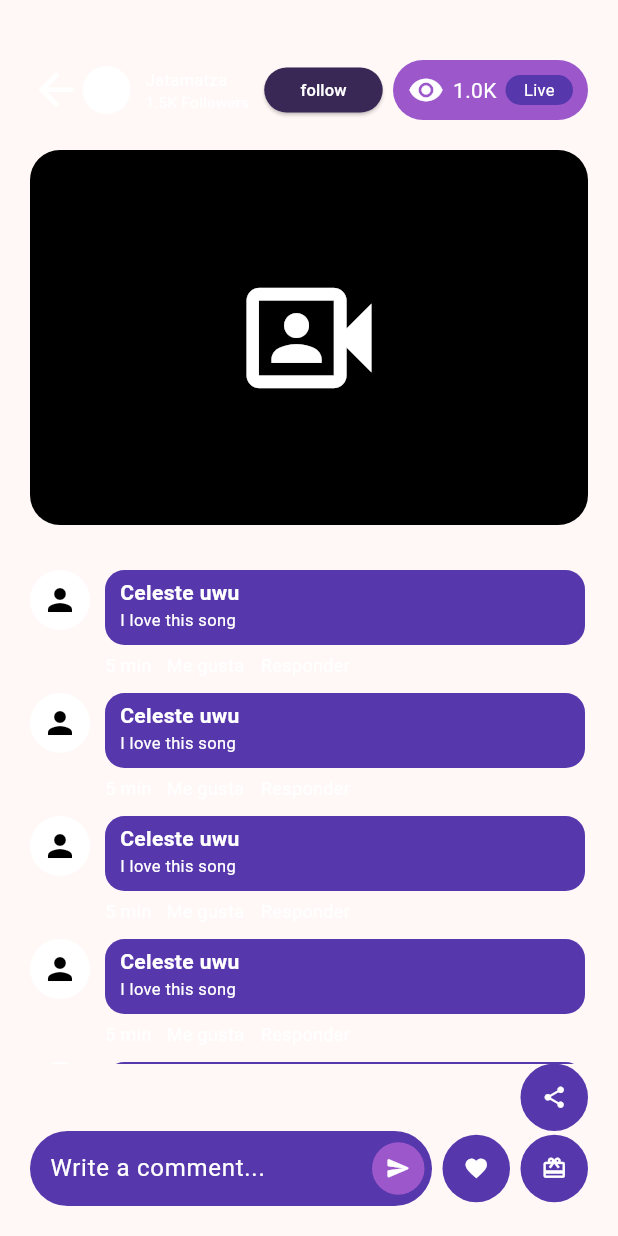
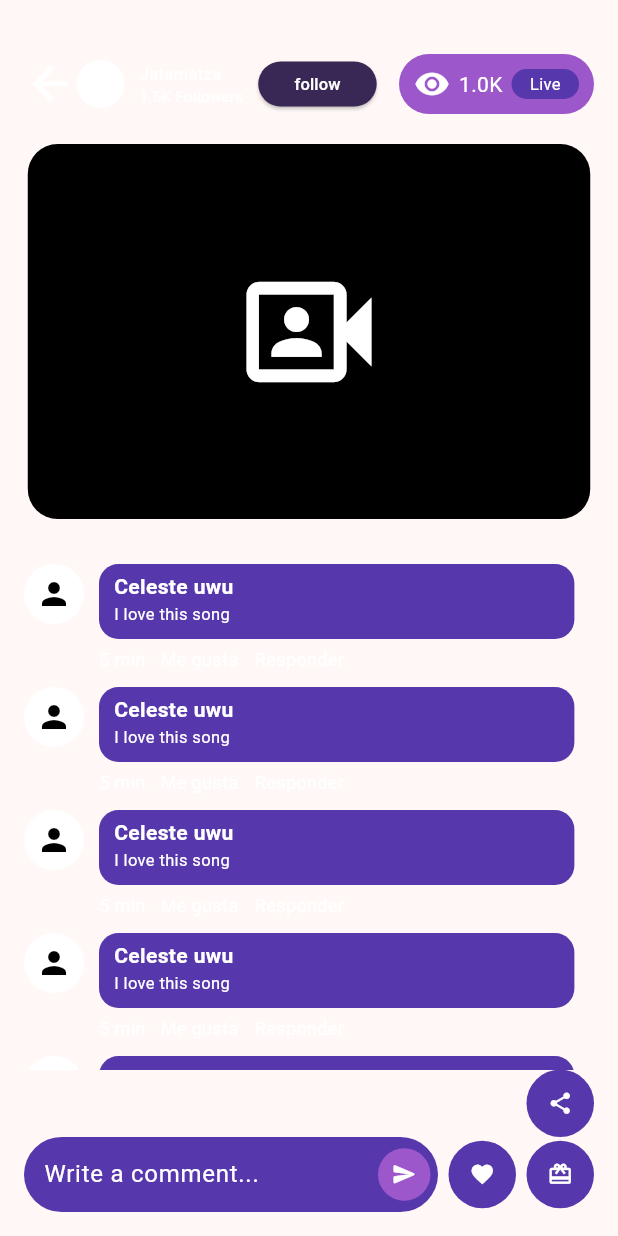
Before and after one commit to EpsyUwU/fifth_essence, a Flutter app: the screen it shows after launch, on a phone screen of 412 x 824 dp. Run offline on Flutter 3.47's test engine with Material 3 defaults, Android fonts, the light colour scheme and no system bars; our stand-ins replace intl_phone_number_input, pin_code_fields.

Commit message:
create ScreenProperties class that allows acces to the Screen size

```diff
--- /dev/null
+++ b/lib/display/consts/ScreenProperties.dart
@@ -0,0 +1,7 @@
+import 'package:flutter/cupertino.dart';
+
+class ScreenProperties {
+  static getScreenSize(BuildContext context) {
+    return MediaQuery.of(context).size;
+  }
+}
--- a/lib/display/screens/streams/stream_view.dart
+++ b/lib/display/screens/streams/stream_view.dart
@@ -14,7 +14,7 @@ class StreamView extends StatelessWidget {
   Widget build(BuildContext context) {
     return Scaffold(
       body: Padding(
-        padding: const EdgeInsets.all(20),
+        padding: const EdgeInsets.all(16),
         child: Column(
           children: [
             const SizedBox(height: 20,),
@@ -86,7 +86,7 @@ class StreamView extends StatelessWidget {
                             comment: "I love this song"
                         ),
                         CustomComment(
-                            username: "Celeste uwu",
+                            username: "Celeste uwu ",
                             comment: "I love this song"
                         ),
                         CustomComment(
--- a/lib/display/widgets/custom_comment.dart
+++ b/lib/display/widgets/custom_comment.dart
@@ -1,3 +1,4 @@
+import 'package:fifth_essence/display/consts/ScreenProperties.dart';
 import 'package:flutter/material.dart';
 
 class CustomComment extends StatelessWidget {
@@ -34,7 +35,7 @@ class CustomComment extends StatelessWidget {
                       color: const Color.fromRGBO(87, 55, 172, 100),
                       borderRadius: BorderRadius.circular(13),
                     ),
-                    width: 320,
+                    width: ScreenProperties.getScreenSize(context).width / 1.3,
                     height: 50,
                     child: Row(
                       children: [
--- a/lib/main.dart
+++ b/lib/main.dart
@@ -23,7 +23,7 @@ class MyApp extends StatelessWidget {
         bottomNavigationBarTheme: const BottomNavigationBarThemeData(backgroundColor: Color(0xFF5737AC))
       ),
       debugShowCheckedModeBanner: false,
-      home: const StreamView(title: "hola soy un stream",),
+      home: const StreamView(title: "hola soy un str eam",),
     );
   }
 }
```
